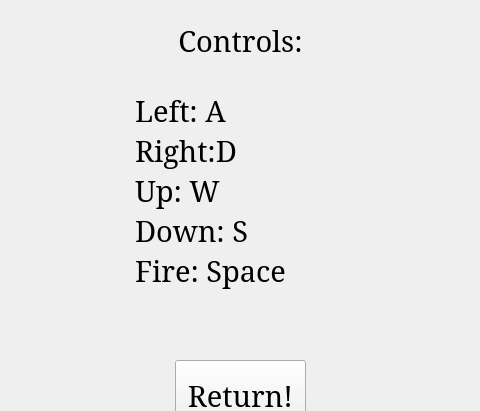
Old version of the form Atari_Space_Invaders/mainwindow.ui in the repository acgriswold/Atari-Space-Invaders; both pictures show x 415 to 895 and y 87 to 498 of the 1315 by 751 pixel window.
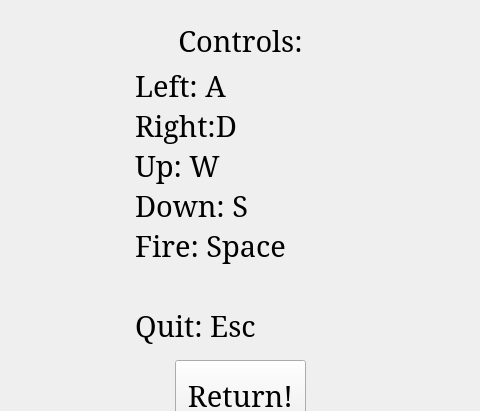
New version of the form. The open tabs and pages were chosen to show the change. Icons and pictures are not drawn.

Patch:
```diff
--- a/Atari_Space_Invaders/mainwindow.ui
+++ b/Atari_Space_Invaders/mainwindow.ui
@@ -240,7 +240,7 @@
         <x>540</x>
         <y>130</y>
         <width>211</width>
-        <height>261</height>
+        <height>291</height>
        </rect>
       </property>
       <property name="font">
@@ -254,7 +254,9 @@
 Right:D
 Up: W
 Down: S
-Fire: Space</string>
+Fire: Space
+
+Quit: Esc</string>
       </property>
       <property name="textFormat">
        <enum>Qt::AutoText</enum>
```
